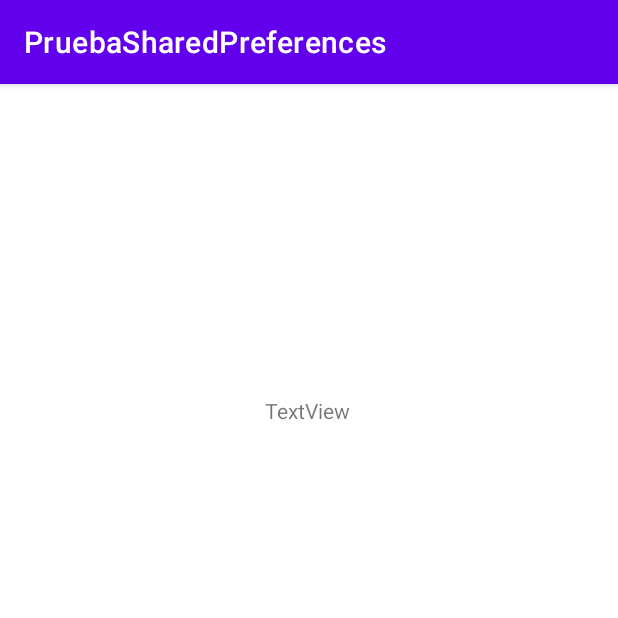
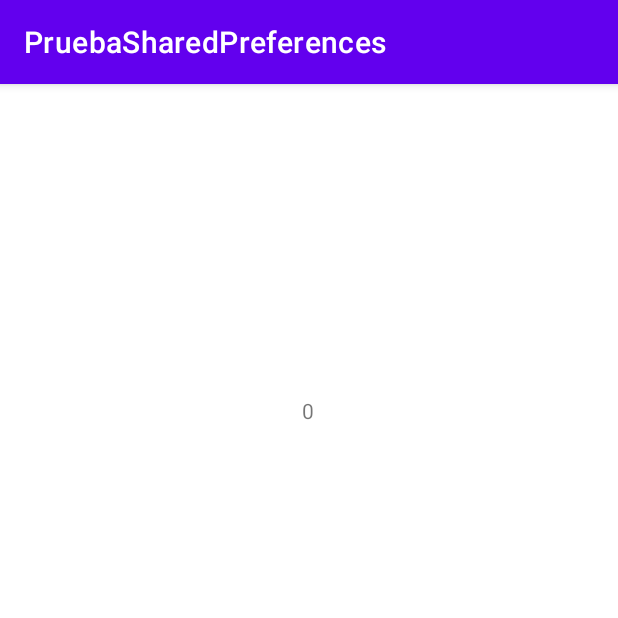
Before and after one commit to manuvillar/PruebaSharedPreferences, an Android app: the SegundoActivity screen opened directly, with no data from a screen before it, on a phone screen of 412 x 824 dp, the top half of it. Run offline under Robolectric (Android 15) with nearby library versions, the phone set to English and light mode, and no system bars.

Commit message:
Arreglada la recepción de datos, pasar Int a String en TextView.

```diff
--- a/app/src/main/java/com/example/pruebasharedpreferences/MainActivity.java
+++ b/app/src/main/java/com/example/pruebasharedpreferences/MainActivity.java
@@ -32,8 +32,7 @@ public class MainActivity extends AppCompatActivity {
                         Integer.parseInt(binding.idEditNumero.getText().toString()));
                 editor.commit();
 
-                startActivity(new Intent(
-                        v.getContext(), SegundoActivity.class));
+                startActivity(new Intent(v.getContext(), SegundoActivity.class));
             }
         });
     }
--- a/app/src/main/java/com/example/pruebasharedpreferences/SegundoActivity.java
+++ b/app/src/main/java/com/example/pruebasharedpreferences/SegundoActivity.java
@@ -23,6 +23,7 @@ public class SegundoActivity extends AppCompatActivity {
                 getSharedPreferences("misPreferencias", Context.MODE_PRIVATE);
 
         binding.idTextViewTexto.setText(sharedPreferences.getString("texto", ""));
-        binding.idTextViewNumero.setText(sharedPreferences.getInt("numero", 0));
+        binding.idTextViewNumero.setText(
+                String.valueOf(sharedPreferences.getInt("numero", 0)));
     }
 }
--- a/app/src/main/res/layout/activity_main.xml
+++ b/app/src/main/res/layout/activity_main.xml
@@ -36,6 +36,7 @@
             android:layout_width="match_parent"
             android:layout_height="wrap_content"
             android:layout_weight="1"
+            android:onClick="accion"
             android:text="aceptar" />
 
     </LinearLayout>
--- a/build.gradle
+++ b/build.gradle
@@ -5,7 +5,7 @@ buildscript {
         mavenCentral()
     }
     dependencies {
-        classpath "com.android.tools.build:gradle:7.0.2"
+        classpath 'com.android.tools.build:gradle:7.0.3'
 
         // NOTE: Do not place your application dependencies here; they belong
         // in the individual module build.gradle files
```
